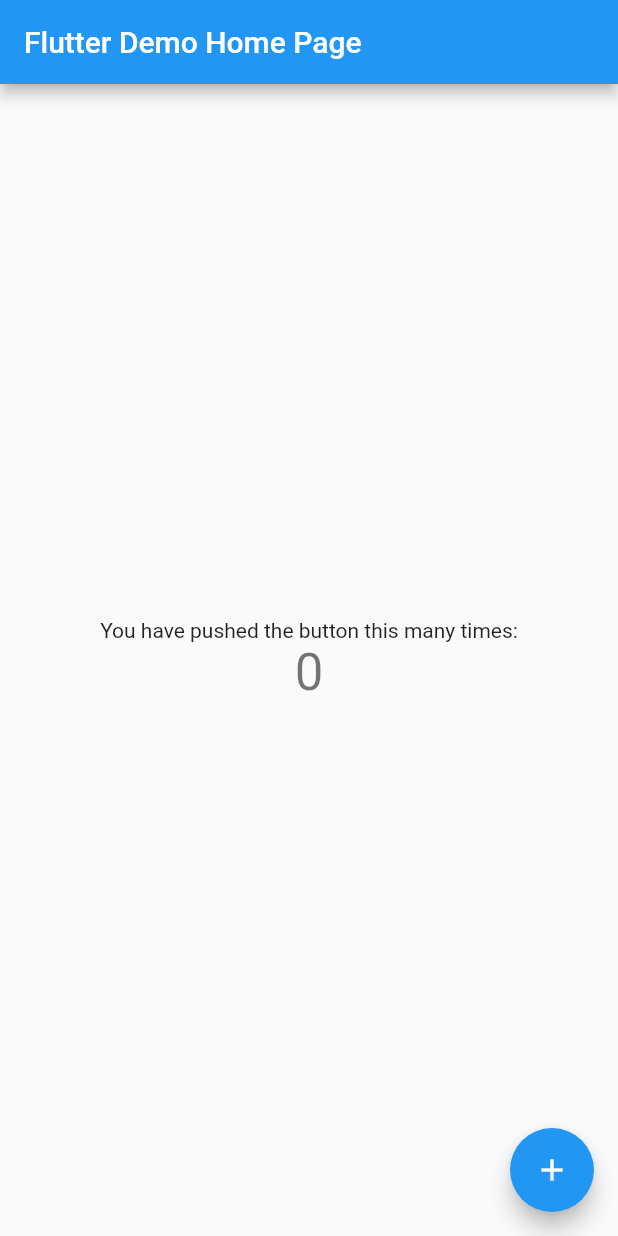
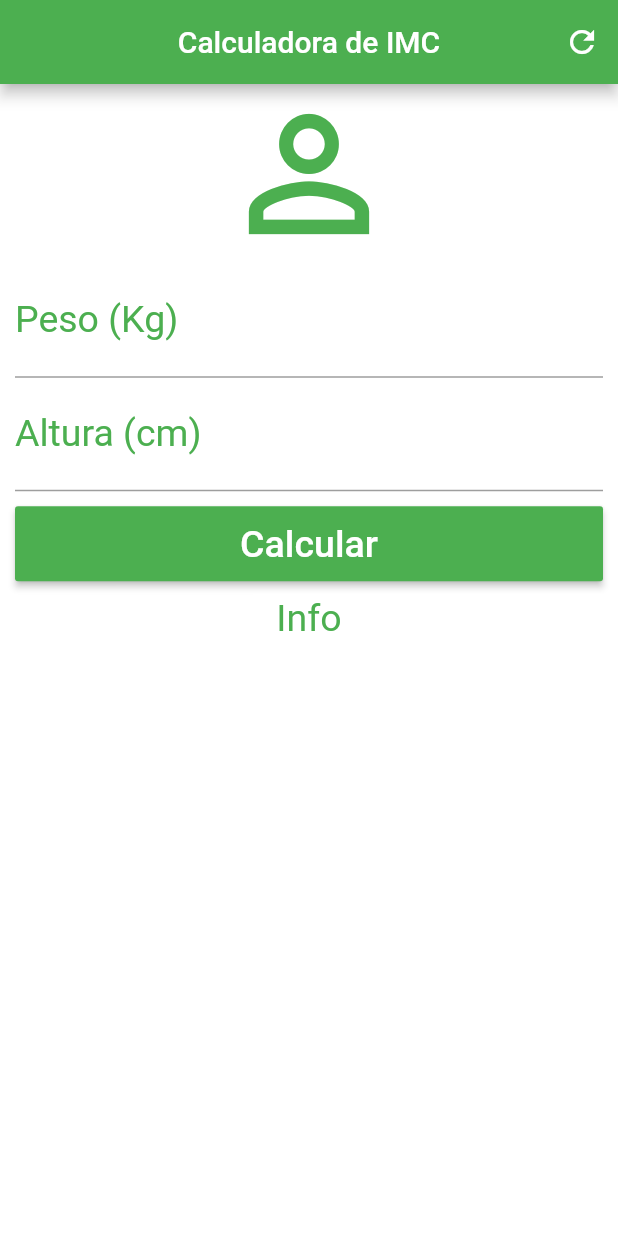
Before and after one commit to nando-win/imc_calculator, a Flutter app: the screen it shows after launch, on a phone screen of 412 x 824 dp. Run offline on Flutter 3.47's test engine with Material 2 defaults, Android fonts, the phone set to English and light mode, and no system bars.

Commit message:
Created layout to insert data

```diff
--- a/lib/main.dart
+++ b/lib/main.dart
@@ -1,117 +1,72 @@
 import 'package:flutter/material.dart';
 
-void main() {
-  runApp(MyApp());
+void main(){
+  runApp(MaterialApp(
+    home: Home(),
+  ));
 }
 
-class MyApp extends StatelessWidget {
-  // This widget is the root of your application.
+class Home extends StatefulWidget {
+  @override
+  _HomeState createState() => _HomeState();
+}
+
+class _HomeState extends State<Home> {
   @override
   Widget build(BuildContext context) {
-    return MaterialApp(
-      title: 'Flutter Demo',
-      theme: ThemeData(
-        // This is the theme of your application.
-        //
-        // Try running your application with "flutter run". You'll see the
-        // application has a blue toolbar. Then, without quitting the app, try
-        // changing the primarySwatch below to Colors.green and then invoke
-        // "hot reload" (press "r" in the console where you ran "flutter run",
-        // or simply save your changes to "hot reload" in a Flutter IDE).
-        // Notice that the counter didn't reset back to zero; the application
-        // is not restarted.
-        primarySwatch: Colors.blue,
-        // This makes the visual density adapt to the platform that you run
-        // the app on. For desktop platforms, the controls will be smaller and
-        // closer together (more dense) than on mobile platforms.
-        visualDensity: VisualDensity.adaptivePlatformDensity,
+    return Scaffold(
+      appBar: AppBar(
+        title: Text("Calculadora de IMC"),
+        centerTitle: true,
+        backgroundColor: Colors.green,
+        actions: <Widget>[
+          IconButton(icon: Icon(Icons.refresh),
+              onPressed: () {},
+          )
+        ],
       ),
-      home: MyHomePage(title: 'Flutter Demo Home Page'),
+      backgroundColor: Colors.white,
+      body: SingleChildScrollView(
+        padding: EdgeInsets.fromLTRB(10.0, 0.0, 10.0, 0.0),
+        child: Column(
+          crossAxisAlignment: CrossAxisAlignment.stretch,
+          children: <Widget>[
+            Icon(Icons.person_outline, size: 120.0, color: Colors.green,),
+            TextField(keyboardType: TextInputType.number,
+              decoration: InputDecoration(
+                labelText: "Peso (Kg)",
+                labelStyle: TextStyle(color: Colors.green),
+              ),
+              textAlign: TextAlign.center,
+              style: TextStyle(color: Colors.green, fontSize: 25.0),
+            ),
+            TextField(keyboardType: TextInputType.number,
+              decoration: InputDecoration(
+                labelText: "Altura (cm)",
+                labelStyle: TextStyle(color: Colors.green),
+              ),
+              textAlign: TextAlign.center,
+              style: TextStyle(color: Colors.green, fontSize: 25.0),
+            ),
+            Padding(
+              padding: EdgeInsets.only(top: 10.0, bottom: 10.0),
+              child: Container(
+                height: 50.0,
+                child: RaisedButton(
+                  onPressed: (){},
+                  child: Text("Calcular",
+                    style: TextStyle(color: Colors.white, fontSize: 25.0),),
+                  color: Colors.green,
+                ),
+              ),
+            ),
+            Text("Info",
+              textAlign: TextAlign.center,
+              style: TextStyle(color: Colors.green, fontSize: 25.0),
+            )
+          ],
+        ),
+      )
     );
   }
 }
-
-class MyHomePage extends StatefulWidget {
-  MyHomePage({Key key, this.title}) : super(key: key);
-
-  // This widget is the home page of your application. It is stateful, meaning
-  // that it has a State object (defined below) that contains fields that affect
-  // how it looks.
-
-  // This class is the configuration for the state. It holds the values (in this
-  // case the title) provided by the parent (in this case the App widget) and
-  // used by the build method of the State. Fields in a Widget subclass are
-  // always marked "final".
-
-  final String title;
-
-  @override
-  _MyHomePageState createState() => _MyHomePageState();
-}
-
-class _MyHomePageState extends State<MyHomePage> {
-  int _counter = 0;
-
-  void _incrementCounter() {
-    setState(() {
-      // This call to setState tells the Flutter framework that something has
-      // changed in this State, which causes it to rerun the build method below
-      // so that the display can reflect the updated values. If we changed
-      // _counter without calling setState(), then the build method would not be
-      // called again, and so nothing would appear to happen.
-      _counter++;
-    });
-  }
-
-  @override
-  Widget build(BuildContext context) {
-    // This method is rerun every time setState is called, for instance as done
-    // by the _incrementCounter method above.
-    //
-    // The Flutter framework has been optimized to make rerunning build methods
-    // fast, so that you can just rebuild anything that needs updating rather
-    // than having to individually change instances of widgets.
-    return Scaffold(
-      appBar: AppBar(
-        // Here we take the value from the MyHomePage object that was created by
-        // the App.build method, and use it to set our appbar title.
-        title: Text(widget.title),
-      ),
-      body: Center(
-        // Center is a layout widget. It takes a single child and positions it
-        // in the middle of the parent.
-        child: Column(
-          // Column is also a layout widget. It takes a list of children and
-          // arranges them vertically. By default, it sizes itself to fit its
-          // children horizontally, and tries to be as tall as its parent.
-          //
-          // Invoke "debug painting" (press "p" in the console, choose the
-          // "Toggle Debug Paint" action from the Flutter Inspector in Android
-          // Studio, or the "Toggle Debug Paint" command in Visual Studio Code)
-          // to see the wireframe for each widget.
-          //
-          // Column has various properties to control how it sizes itself and
-          // how it positions its children. Here we use mainAxisAlignment to
-          // center the children vertically; the main axis here is the vertical
-          // axis because Columns are vertical (the cross axis would be
-          // horizontal).
-          mainAxisAlignment: MainAxisAlignment.center,
-          children: <Widget>[
-            Text(
-              'You have pushed the button this many times:',
-            ),
-            Text(
-              '$_counter',
-              style: Theme.of(context).textTheme.headline4,
-            ),
-          ],
-        ),
-      ),
-      floatingActionButton: FloatingActionButton(
-        onPressed: _incrementCounter,
-        tooltip: 'Increment',
-        child: Icon(Icons.add),
-      ), // This trailing comma makes auto-formatting nicer for build methods.
-    );
-  }
-}
```
Also changed, not shown: 2 other files.
